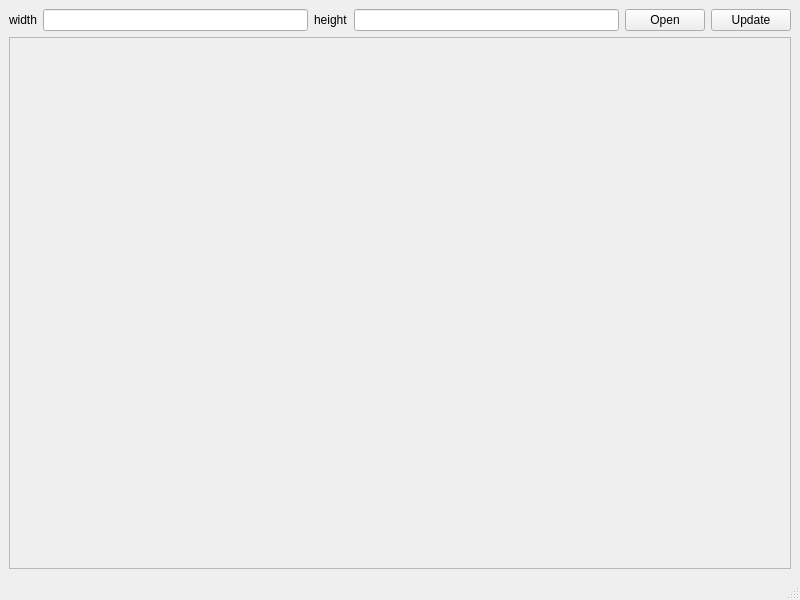
xu-h/YuvPlayer, file player.ui: the form before one commit.
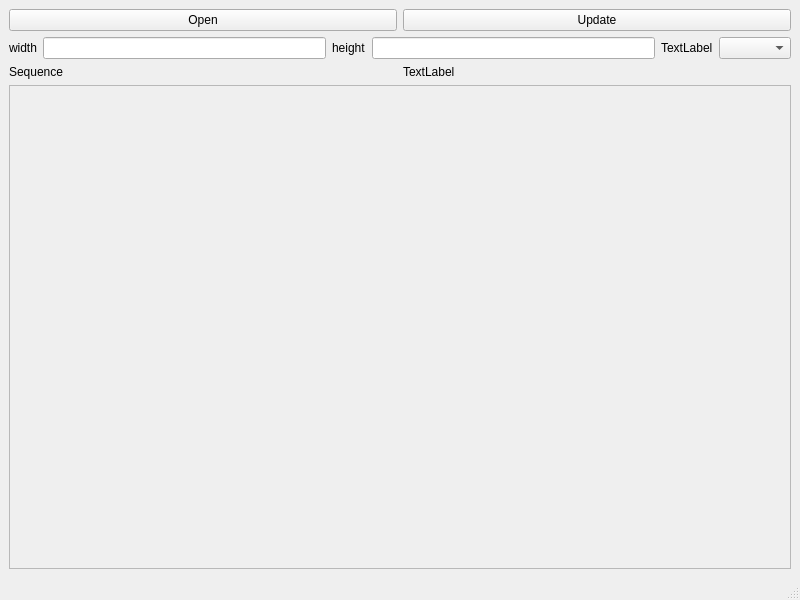
The form after the commit.

Commit message: convert yuv to rgb.

```diff
--- a/player.ui
+++ b/player.ui
@@ -16,27 +16,7 @@
   <widget class="QWidget" name="centralwidget">
    <layout class="QVBoxLayout" name="verticalLayout">
     <item>
-     <layout class="QHBoxLayout" name="horizontalLayout">
-      <item>
-       <widget class="QLabel" name="label">
-        <property name="text">
-         <string>width</string>
-        </property>
-       </widget>
-      </item>
-      <item>
-       <widget class="QLineEdit" name="lineEdit"/>
-      </item>
-      <item>
-       <widget class="QLabel" name="label_2">
-        <property name="text">
-         <string>height</string>
-        </property>
-       </widget>
-      </item>
-      <item>
-       <widget class="QLineEdit" name="lineEdit_2"/>
-      </item>
+     <layout class="QHBoxLayout" name="horizontalLayout_4">
       <item>
        <widget class="QPushButton" name="OpenButton">
         <property name="text">
@@ -53,6 +33,58 @@
       </item>
      </layout>
     </item>
+    <item>
+     <layout class="QHBoxLayout" name="horizontalLayout">
+      <item>
+       <widget class="QLabel" name="widthLabel">
+        <property name="text">
+         <string>width</string>
+        </property>
+       </widget>
+      </item>
+      <item>
+       <widget class="QLineEdit" name="heightEdit"/>
+      </item>
+      <item>
+       <widget class="QLabel" name="heightLabel">
+        <property name="text">
+         <string>height</string>
+        </property>
+       </widget>
+      </item>
+      <item>
+       <widget class="QLineEdit" name="widthEdit"/>
+      </item>
+      <item>
+       <widget class="QLabel" name="sizeLabel">
+        <property name="text">
+         <string>TextLabel</string>
+        </property>
+       </widget>
+      </item>
+      <item>
+       <widget class="QComboBox" name="sizeBox"/>
+      </item>
+     </layout>
+    </item>
+    <item>
+     <layout class="QHBoxLayout" name="horizontalLayout_2">
+      <item>
+       <widget class="QLabel" name="seqLabel">
+        <property name="text">
+         <string>Sequence</string>
+        </property>
+       </widget>
+      </item>
+      <item>
+       <widget class="QLabel" name="seqNameLabel">
+        <property name="text">
+         <string>TextLabel</string>
+        </property>
+       </widget>
+      </item>
+     </layout>
+    </item>
     <item>
      <widget class="QScrollArea" name="scrollArea">
       <property name="widgetResizable">
@@ -64,7 +96,7 @@
          <x>0</x>
          <y>0</y>
          <width>780</width>
-         <height>506</height>
+         <height>452</height>
         </rect>
        </property>
       </widget>
```
The commit also changes 2 other files.
